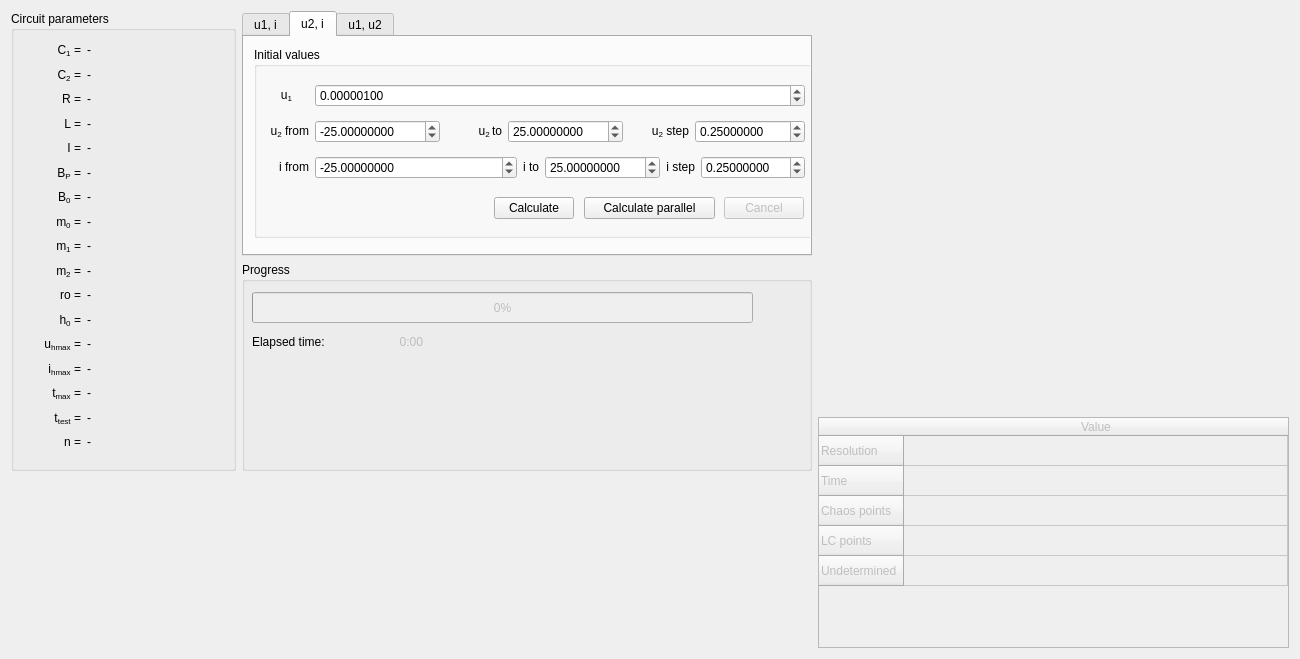
Before: the Qt Designer form widgets/crosssectionwidget.ui in zsolt-racz/chua-trajectory-visualiser, drawn with Qt 5.
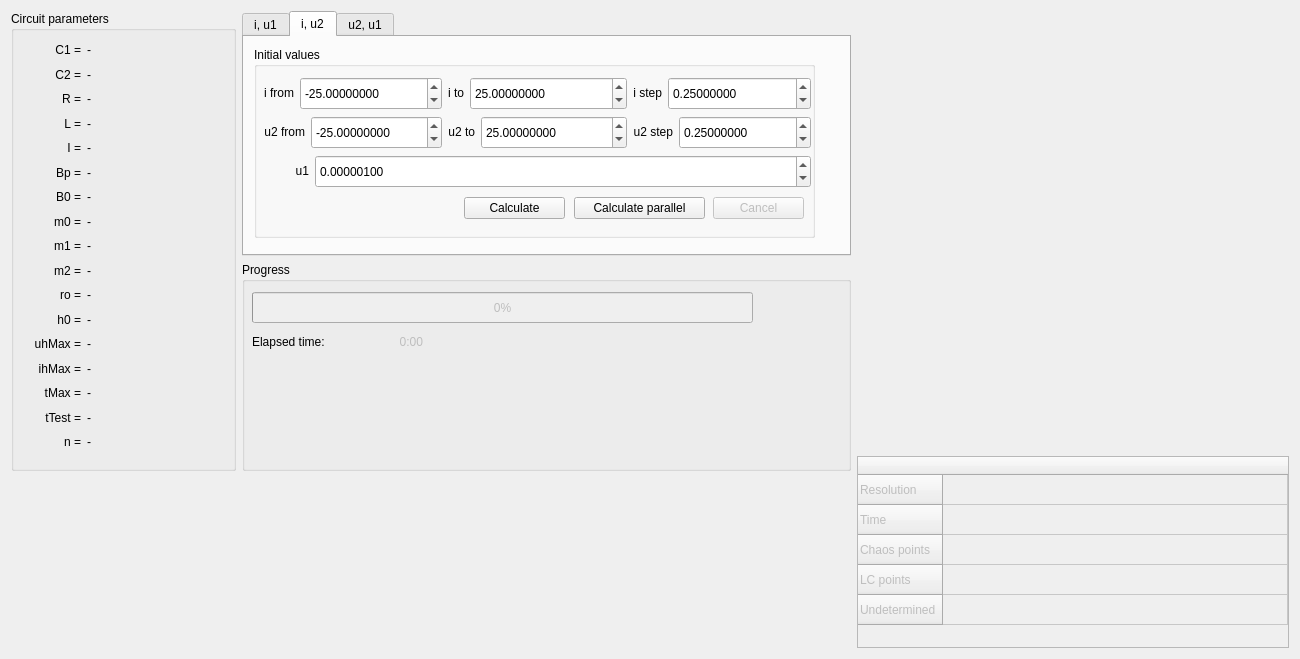
After: the same form once the commit is applied. The open tabs and pages were chosen to show the change. Custom widgets are drawn as their Qt base class.

The edit to the form file:
```diff
--- a/widgets/crosssectionwidget.ui
+++ b/widgets/crosssectionwidget.ui
@@ -52,7 +52,7 @@
                   </size>
                  </property>
                  <property name="text">
-                  <string>&lt;html&gt;&lt;head/&gt;&lt;body&gt;&lt;p align=&quot;right&quot;&gt;C&lt;span style=&quot; vertical-align:sub;&quot;&gt;1&lt;/span&gt; =&lt;/p&gt;&lt;/body&gt;&lt;/html&gt;</string>
+                  <string>&lt;html&gt;&lt;head/&gt;&lt;body&gt;&lt;p align=&quot;right&quot;&gt;C1 =&lt;/p&gt;&lt;/body&gt;&lt;/html&gt;</string>
                  </property>
                 </widget>
                </item>
@@ -76,7 +76,7 @@
                   </size>
                  </property>
                  <property name="text">
-                  <string>&lt;html&gt;&lt;head/&gt;&lt;body&gt;&lt;p align=&quot;right&quot;&gt;C&lt;span style=&quot; vertical-align:sub;&quot;&gt;2&lt;/span&gt; =&lt;/p&gt;&lt;/body&gt;&lt;/html&gt;</string>
+                  <string>&lt;html&gt;&lt;head/&gt;&lt;body&gt;&lt;p align=&quot;right&quot;&gt;C2 =&lt;/p&gt;&lt;/body&gt;&lt;/html&gt;</string>
                  </property>
                 </widget>
                </item>
@@ -172,7 +172,7 @@
                   </size>
                  </property>
                  <property name="text">
-                  <string>&lt;html&gt;&lt;head/&gt;&lt;body&gt;&lt;p align=&quot;right&quot;&gt;B&lt;span style=&quot; vertical-align:sub;&quot;&gt;P&lt;/span&gt; =&lt;/p&gt;&lt;/body&gt;&lt;/html&gt;</string>
+                  <string>&lt;html&gt;&lt;head/&gt;&lt;body&gt;&lt;p align=&quot;right&quot;&gt;Bp =&lt;/p&gt;&lt;/body&gt;&lt;/html&gt;</string>
                  </property>
                 </widget>
                </item>
@@ -196,7 +196,7 @@
                   </size>
                  </property>
                  <property name="text">
-                  <string>&lt;html&gt;&lt;head/&gt;&lt;body&gt;&lt;p align=&quot;right&quot;&gt;B&lt;span style=&quot; vertical-align:sub;&quot;&gt;0&lt;/span&gt; =&lt;/p&gt;&lt;/body&gt;&lt;/html&gt;</string>
+                  <string>&lt;html&gt;&lt;head/&gt;&lt;body&gt;&lt;p align=&quot;right&quot;&gt;B0 =&lt;/p&gt;&lt;/body&gt;&lt;/html&gt;</string>
                  </property>
                 </widget>
                </item>
@@ -220,7 +220,7 @@
                   </size>
                  </property>
                  <property name="text">
-                  <string>&lt;html&gt;&lt;head/&gt;&lt;body&gt;&lt;p align=&quot;right&quot;&gt;m&lt;span style=&quot; vertical-align:sub;&quot;&gt;0&lt;/span&gt; =&lt;/p&gt;&lt;/body&gt;&lt;/html&gt;</string>
+                  <string>&lt;html&gt;&lt;head/&gt;&lt;body&gt;&lt;p align=&quot;right&quot;&gt;m0 =&lt;/p&gt;&lt;/body&gt;&lt;/html&gt;</string>
                  </property>
                 </widget>
                </item>
@@ -244,7 +244,7 @@
                   </size>
                  </property>
                  <property name="text">
-                  <string>&lt;html&gt;&lt;head/&gt;&lt;body&gt;&lt;p align=&quot;right&quot;&gt;m&lt;span style=&quot; vertical-align:sub;&quot;&gt;1&lt;/span&gt; =&lt;/p&gt;&lt;/body&gt;&lt;/html&gt;</string>
+                  <string>&lt;html&gt;&lt;head/&gt;&lt;body&gt;&lt;p align=&quot;right&quot;&gt;m1 =&lt;/p&gt;&lt;/body&gt;&lt;/html&gt;</string>
                  </property>
                 </widget>
                </item>
@@ -268,7 +268,7 @@
                   </size>
                  </property>
                  <property name="text">
-                  <string>&lt;html&gt;&lt;head/&gt;&lt;body&gt;&lt;p align=&quot;right&quot;&gt;m&lt;span style=&quot; vertical-align:sub;&quot;&gt;2&lt;/span&gt; =&lt;/p&gt;&lt;/body&gt;&lt;/html&gt;</string>
+                  <string>&lt;html&gt;&lt;head/&gt;&lt;body&gt;&lt;p align=&quot;right&quot;&gt;m2 =&lt;/p&gt;&lt;/body&gt;&lt;/html&gt;</string>
                  </property>
                 </widget>
                </item>
@@ -316,7 +316,7 @@
                   </size>
                  </property>
                  <property name="text">
-                  <string>&lt;html&gt;&lt;head/&gt;&lt;body&gt;&lt;p align=&quot;right&quot;&gt;h&lt;span style=&quot; vertical-align:sub;&quot;&gt;0&lt;/span&gt; =&lt;/p&gt;&lt;/body&gt;&lt;/html&gt;</string>
+                  <string>&lt;html&gt;&lt;head/&gt;&lt;body&gt;&lt;p align=&quot;right&quot;&gt;h0 =&lt;/p&gt;&lt;/body&gt;&lt;/html&gt;</string>
                  </property>
                 </widget>
                </item>
@@ -340,7 +340,7 @@
                   </size>
                  </property>
                  <property name="text">
-                  <string>&lt;html&gt;&lt;head/&gt;&lt;body&gt;&lt;p align=&quot;right&quot;&gt;u&lt;span style=&quot; vertical-align:sub;&quot;&gt;hmax&lt;/span&gt; =&lt;/p&gt;&lt;/body&gt;&lt;/html&gt;</string>
+                  <string>&lt;html&gt;&lt;head/&gt;&lt;body&gt;&lt;p align=&quot;right&quot;&gt;uhMax =&lt;/p&gt;&lt;/body&gt;&lt;/html&gt;</string>
                  </property>
                 </widget>
                </item>
@@ -364,7 +364,7 @@
                   </size>
                  </property>
                  <property name="text">
-                  <string>&lt;html&gt;&lt;head/&gt;&lt;body&gt;&lt;p align=&quot;right&quot;&gt;i&lt;span style=&quot; vertical-align:sub;&quot;&gt;hmax&lt;/span&gt; =&lt;/p&gt;&lt;/body&gt;&lt;/html&gt;</string>
+                  <string>&lt;html&gt;&lt;head/&gt;&lt;body&gt;&lt;p align=&quot;right&quot;&gt;ihMax =&lt;/p&gt;&lt;/body&gt;&lt;/html&gt;</string>
                  </property>
                 </widget>
                </item>
@@ -388,7 +388,7 @@
                   </size>
                  </property>
                  <property name="text">
-                  <string>&lt;html&gt;&lt;head/&gt;&lt;body&gt;&lt;p align=&quot;right&quot;&gt;t&lt;span style=&quot; vertical-align:sub;&quot;&gt;max&lt;/span&gt; =&lt;/p&gt;&lt;/body&gt;&lt;/html&gt;</string>
+                  <string>&lt;html&gt;&lt;head/&gt;&lt;body&gt;&lt;p align=&quot;right&quot;&gt;tMax =&lt;/p&gt;&lt;/body&gt;&lt;/html&gt;</string>
                  </property>
                 </widget>
                </item>
@@ -412,7 +412,7 @@
                   </size>
                  </property>
                  <property name="text">
-                  <string>&lt;html&gt;&lt;head/&gt;&lt;body&gt;&lt;p align=&quot;right&quot;&gt;t&lt;span style=&quot; vertical-align:sub;&quot;&gt;test&lt;/span&gt; =&lt;/p&gt;&lt;/body&gt;&lt;/html&gt;</string>
+                  <string>&lt;html&gt;&lt;head/&gt;&lt;body&gt;&lt;p align=&quot;right&quot;&gt;tTest =&lt;/p&gt;&lt;/body&gt;&lt;/html&gt;</string>
                  </property>
                 </widget>
                </item>
@@ -476,7 +476,7 @@
            </property>
            <widget class="QWidget" name="tab_u1i">
             <attribute name="title">
-             <string>u1, i</string>
+             <string>i, u1</string>
             </attribute>
             <widget class="QGroupBox" name="groupBox_3">
              <property name="geometry">
@@ -800,7 +800,7 @@
            </widget>
            <widget class="QWidget" name="tab_u2i">
             <attribute name="title">
-             <string>u2, i</string>
+             <string>i, u2</string>
             </attribute>
             <widget class="QGroupBox" name="groupBox_4">
              <property name="geometry">
@@ -819,154 +819,11 @@
                <rect>
                 <x>10</x>
                 <y>30</y>
-                <width>541</width>
+                <width>547</width>
                 <height>111</height>
                </rect>
               </property>
               <layout class="QVBoxLayout" name="verticalLayout_4">
-               <item>
-                <layout class="QHBoxLayout" name="horizontalLayout_9">
-                 <item>
-                  <layout class="QHBoxLayout" name="horizontalLayout_78">
-                   <item>
-                    <widget class="QLabel" name="label_75">
-                     <property name="maximumSize">
-                      <size>
-                       <width>45</width>
-                       <height>16777215</height>
-                      </size>
-                     </property>
-                     <property name="text">
-                      <string>&lt;html&gt;&lt;head/&gt;&lt;body&gt;&lt;p align=&quot;center&quot;&gt;u&lt;span style=&quot; vertical-align:sub;&quot;&gt;1&lt;/span&gt;&lt;/p&gt;&lt;/body&gt;&lt;/html&gt;</string>
-                     </property>
-                    </widget>
-                   </item>
-                   <item>
-                    <widget class="QDoubleSpinBox" name="input_u1_u2i">
-                     <property name="decimals">
-                      <number>8</number>
-                     </property>
-                     <property name="minimum">
-                      <double>-1000.000000000000000</double>
-                     </property>
-                     <property name="maximum">
-                      <double>1000.000000000000000</double>
-                     </property>
-                     <property name="value">
-                      <double>0.000001000000000</double>
-                     </property>
-                    </widget>
-                   </item>
-                  </layout>
-                 </item>
-                </layout>
-               </item>
-               <item>
-                <layout class="QHBoxLayout" name="horizontalLayout_8">
-                 <item>
-                  <layout class="QHBoxLayout" name="horizontalLayout_75">
-                   <item>
-                    <widget class="QLabel" name="label_72">
-                     <property name="maximumSize">
-                      <size>
-                       <width>45</width>
-                       <height>16777215</height>
-                      </size>
-                     </property>
-                     <property name="text">
-                      <string>&lt;html&gt;&lt;head/&gt;&lt;body&gt;&lt;p align=&quot;right&quot;&gt;u&lt;span style=&quot; vertical-align:sub;&quot;&gt;2&lt;/span&gt; from&lt;/p&gt;&lt;/body&gt;&lt;/html&gt;</string>
-                     </property>
-                    </widget>
-                   </item>
-                   <item>
-                    <widget class="QDoubleSpinBox" name="input_u2_from_u2i">
-                     <property name="decimals">
-                      <number>8</number>
-                     </property>
-                     <property name="minimum">
-                      <double>-1000.000000000000000</double>
-                     </property>
-                     <property name="maximum">
-                      <double>1000.990000000000009</double>
-                     </property>
-                     <property name="singleStep">
-                      <double>1.000000000000000</double>
-                     </property>
-                     <property name="value">
-                      <double>-25.000000000000000</double>
-                     </property>
-                    </widget>
-                   </item>
-                  </layout>
-                 </item>
-                 <item>
-                  <layout class="QHBoxLayout" name="horizontalLayout_76">
-                   <item>
-                    <widget class="QLabel" name="label_73">
-                     <property name="maximumSize">
-                      <size>
-                       <width>60</width>
-                       <height>16777215</height>
-                      </size>
-                     </property>
-                     <property name="text">
-                      <string>&lt;html&gt;&lt;head/&gt;&lt;body&gt;&lt;p align=&quot;right&quot;&gt;u&lt;span style=&quot; vertical-align:sub;&quot;&gt;2 &lt;/span&gt;to&lt;/p&gt;&lt;/body&gt;&lt;/html&gt;</string>
-                     </property>
-                    </widget>
-                   </item>
-                   <item>
-                    <widget class="QDoubleSpinBox" name="input_u2_to_u2i">
-                     <property name="decimals">
-                      <number>8</number>
-                     </property>
-                     <property name="minimum">
-                      <double>-1000.000000000000000</double>
-                     </property>
-                     <property name="maximum">
-                      <double>1000.000000000000000</double>
-                     </property>
-                     <property name="value">
-                      <double>25.000000000000000</double>
-                     </property>
-                    </widget>
-                   </item>
-                  </layout>
-                 </item>
-                 <item>
-                  <layout class="QHBoxLayout" name="horizontalLayout_77">
-                   <item>
-                    <widget class="QLabel" name="label_74">
-                     <property name="maximumSize">
-                      <size>
-                       <width>60</width>
-                       <height>16777215</height>
-                      </size>
-                     </property>
-                     <property name="text">
-                      <string>&lt;html&gt;&lt;head/&gt;&lt;body&gt;&lt;p align=&quot;right&quot;&gt;u&lt;span style=&quot; vertical-align:sub;&quot;&gt;2&lt;/span&gt; step&lt;/p&gt;&lt;/body&gt;&lt;/html&gt;</string>
-                     </property>
-                    </widget>
-                   </item>
-                   <item>
-                    <widget class="QDoubleSpinBox" name="input_u2_step_u2i">
-                     <property name="decimals">
-                      <number>8</number>
-                     </property>
-                     <property name="minimum">
-                      <double>0.000001000000000</double>
-                     </property>
-                     <property name="maximum">
-                      <double>100.000000000000000</double>
-                     </property>
-                     <property name="value">
-                      <double>0.250000000000000</double>
-                     </property>
-                    </widget>
-                   </item>
-                  </layout>
-                 </item>
-                </layout>
-               </item>
                <item>
                 <layout class="QHBoxLayout" name="horizontalLayout_7">
                  <item>
@@ -974,14 +831,14 @@
                    <item>
                     <widget class="QLabel" name="label_69">
                      <property name="sizePolicy">
-                      <sizepolicy hsizetype="MinimumExpanding" vsizetype="Ignored">
+                      <sizepolicy hsizetype="Preferred" vsizetype="Preferred">
                        <horstretch>0</horstretch>
                        <verstretch>0</verstretch>
                       </sizepolicy>
                      </property>
                      <property name="maximumSize">
                       <size>
-                       <width>45</width>
+                       <width>16777215</width>
                        <height>16777215</height>
                       </size>
                      </property>
@@ -992,6 +849,12 @@
                    </item>
                    <item>
                     <widget class="QDoubleSpinBox" name="input_i_from_u2i">
+                     <property name="sizePolicy">
+                      <sizepolicy hsizetype="Expanding" vsizetype="Preferred">
+                       <horstretch>0</horstretch>
+                       <verstretch>0</verstretch>
+                      </sizepolicy>
+                     </property>
                      <property name="decimals">
                       <number>8</number>
                      </property>
@@ -1025,6 +888,12 @@
                    </item>
                    <item>
                     <widget class="QDoubleSpinBox" name="input_i_to_u2i">
+                     <property name="sizePolicy">
+                      <sizepolicy hsizetype="Expanding" vsizetype="Preferred">
+                       <horstretch>0</horstretch>
+                       <verstretch>0</verstretch>
+                      </sizepolicy>
+                     </property>
                      <property name="decimals">
                       <number>8</number>
                      </property>
@@ -1058,6 +927,12 @@
                    </item>
                    <item>
                     <widget class="QDoubleSpinBox" name="input_i_step_u2i">
+                     <property name="sizePolicy">
+                      <sizepolicy hsizetype="Expanding" vsizetype="Preferred">
+                       <horstretch>0</horstretch>
+                       <verstretch>0</verstretch>
+                      </sizepolicy>
+                     </property>
                      <property name="decimals">
                       <number>8</number>
                      </property>
@@ -1076,12 +951,185 @@
                  </item>
                 </layout>
                </item>
+               <item>
+                <layout class="QHBoxLayout" name="horizontalLayout_8">
+                 <item>
+                  <layout class="QHBoxLayout" name="horizontalLayout_75">
+                   <item>
+                    <widget class="QLabel" name="label_72">
+                     <property name="maximumSize">
+                      <size>
+                       <width>16777215</width>
+                       <height>16777215</height>
+                      </size>
+                     </property>
+                     <property name="text">
+                      <string>&lt;html&gt;&lt;head/&gt;&lt;body&gt;&lt;p align=&quot;right&quot;&gt;u2 from&lt;/p&gt;&lt;/body&gt;&lt;/html&gt;</string>
+                     </property>
+                    </widget>
+                   </item>
+                   <item>
+                    <widget class="QDoubleSpinBox" name="input_u2_from_u2i">
+                     <property name="sizePolicy">
+                      <sizepolicy hsizetype="Expanding" vsizetype="Preferred">
+                       <horstretch>0</horstretch>
+                       <verstretch>0</verstretch>
+                      </sizepolicy>
+                     </property>
+                     <property name="decimals">
+                      <number>8</number>
+                     </property>
+                     <property name="minimum">
+                      <double>-1000.000000000000000</double>
+                     </property>
+                     <property name="maximum">
+                      <double>1000.990000000000009</double>
+                     </property>
+                     <property name="singleStep">
+                      <double>1.000000000000000</double>
+                     </property>
+                     <property name="value">
+                      <double>-25.000000000000000</double>
+                     </property>
+                    </widget>
+                   </item>
+                  </layout>
+                 </item>
+                 <item>
+                  <layout class="QHBoxLayout" name="horizontalLayout_76">
+                   <item>
+                    <widget class="QLabel" name="label_73">
+                     <property name="maximumSize">
+                      <size>
+                       <width>60</width>
+                       <height>16777215</height>
+                      </size>
+                     </property>
+                     <property name="text">
+                      <string>&lt;html&gt;&lt;head/&gt;&lt;body&gt;&lt;p align=&quot;right&quot;&gt;u2 to&lt;/p&gt;&lt;/body&gt;&lt;/html&gt;</string>
+                     </property>
+                    </widget>
+                   </item>
+                   <item>
+                    <widget class="QDoubleSpinBox" name="input_u2_to_u2i">
+                     <property name="sizePolicy">
+                      <sizepolicy hsizetype="Expanding" vsizetype="Preferred">
+                       <horstretch>0</horstretch>
+                       <verstretch>0</verstretch>
+                      </sizepolicy>
+                     </property>
+                     <property name="decimals">
+                      <number>8</number>
+                     </property>
+                     <property name="minimum">
+                      <double>-1000.000000000000000</double>
+                     </property>
+                     <property name="maximum">
+                      <double>1000.000000000000000</double>
+                     </property>
+                     <property name="value">
+                      <double>25.000000000000000</double>
+                     </property>
+                    </widget>
+                   </item>
+                  </layout>
+                 </item>
+                 <item>
+                  <layout class="QHBoxLayout" name="horizontalLayout_77">
+                   <item>
+                    <widget class="QLabel" name="label_74">
+                     <property name="maximumSize">
+                      <size>
+                       <width>60</width>
+                       <height>16777215</height>
+                      </size>
+                     </property>
+                     <property name="text">
+                      <string>&lt;html&gt;&lt;head/&gt;&lt;body&gt;&lt;p align=&quot;right&quot;&gt;u2 step&lt;/p&gt;&lt;/body&gt;&lt;/html&gt;</string>
+                     </property>
+                    </widget>
+                   </item>
+                   <item>
+                    <widget class="QDoubleSpinBox" name="input_u2_step_u2i">
+                     <property name="sizePolicy">
+                      <sizepolicy hsizetype="Expanding" vsizetype="Preferred">
+                       <horstretch>0</horstretch>
+                       <verstretch>0</verstretch>
+                      </sizepolicy>
+                     </property>
+                     <property name="decimals">
+                      <number>8</number>
+                     </property>
+                     <property name="minimum">
+                      <double>0.000001000000000</double>
+                     </property>
+                     <property name="maximum">
+                      <double>100.000000000000000</double>
+                     </property>
+                     <property name="value">
+                      <double>0.250000000000000</double>
+                     </property>
+                    </widget>
+                   </item>
+                  </layout>
+                 </item>
+                </layout>
+               </item>
+               <item>
+                <layout class="QHBoxLayout" name="horizontalLayout_9">
+                 <item>
+                  <layout class="QHBoxLayout" name="horizontalLayout_78">
+                   <item>
+                    <widget class="QLabel" name="label_75">
+                     <property name="minimumSize">
+                      <size>
+                       <width>45</width>
+                       <height>0</height>
+                      </size>
+                     </property>
+                     <property name="maximumSize">
+                      <size>
+                       <width>16777215</width>
+                       <height>16777215</height>
+                      </size>
+                     </property>
+                     <property name="text">
+                      <string>&lt;html&gt;&lt;head/&gt;&lt;body&gt;&lt;p align=&quot;right&quot;&gt;u1&lt;/p&gt;&lt;/body&gt;&lt;/html&gt;</string>
+                     </property>
+                    </widget>
+                   </item>
+                   <item>
+                    <widget class="QDoubleSpinBox" name="input_u1_u2i">
+                     <property name="sizePolicy">
+                      <sizepolicy hsizetype="Expanding" vsizetype="Preferred">
+                       <horstretch>0</horstretch>
+                       <verstretch>0</verstretch>
+                      </sizepolicy>
+                     </property>
+                     <property name="decimals">
+                      <number>8</number>
+                     </property>
+                     <property name="minimum">
+                      <double>-1000.000000000000000</double>
+                     </property>
+                     <property name="maximum">
+                      <double>1000.000000000000000</double>
+                     </property>
+                     <property name="value">
+                      <double>0.000001000000000</double>
+                     </property>
+                    </widget>
+                   </item>
+                  </layout>
+                 </item>
+                </layout>
+               </item>
               </layout>
              </widget>
              <widget class="QPushButton" name="button_calculate_parallel_u2i">
               <property name="geometry">
                <rect>
-                <x>330</x>
+                <x>320</x>
                 <y>150</y>
                 <width>131</width>
                 <height>22</height>
@@ -1097,9 +1145,9 @@
               </property>
               <property name="geometry">
                <rect>
-                <x>470</x>
+                <x>459</x>
                 <y>150</y>
-                <width>80</width>
+                <width>91</width>
                 <height>22</height>
                </rect>
               </property>
@@ -1110,9 +1158,9 @@
              <widget class="QPushButton" name="button_calculate_u2i">
               <property name="geometry">
                <rect>
-                <x>240</x>
+                <x>210</x>
                 <y>150</y>
-                <width>80</width>
+                <width>101</width>
                 <height>22</height>
                </rect>
               </property>
@@ -1124,7 +1172,7 @@
            </widget>
            <widget class="QWidget" name="tab_u1u2">
             <attribute name="title">
-             <string>u1, u2</string>
+             <string>u2, u1</string>
             </attribute>
             <widget class="QGroupBox" name="groupBox_2">
              <property name="geometry">
@@ -1517,7 +1565,18 @@
       </layout>
      </item>
      <item>
-      <widget class="TestInputWidget" name="test" native="true"/>
+      <layout class="QVBoxLayout" name="verticalLayout_7">
+       <item>
+        <widget class="TestInputWidget" name="test" native="true">
+         <property name="minimumSize">
+          <size>
+           <width>840</width>
+           <height>100</height>
+          </size>
+         </property>
+        </widget>
+       </item>
+      </layout>
      </item>
     </layout>
    </item>
@@ -1548,7 +1607,7 @@
         <bool>false</bool>
        </property>
        <property name="sizePolicy">
-        <sizepolicy hsizetype="Minimum" vsizetype="Expanding">
+        <sizepolicy hsizetype="Minimum" vsizetype="Preferred">
          <horstretch>0</horstretch>
          <verstretch>0</verstretch>
         </sizepolicy>
@@ -1595,7 +1654,7 @@
        </row>
        <column>
         <property name="text">
-         <string>Value</string>
+         <string/>
         </property>
        </column>
       </widget>
```
Left out of the diff: 580 changed lines with no effect on the pictures.
